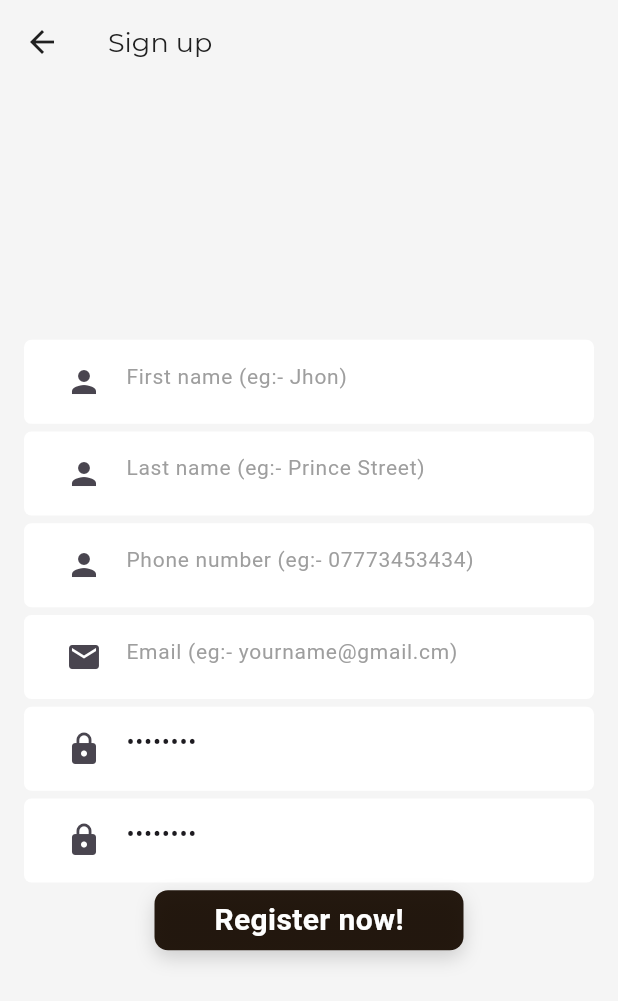
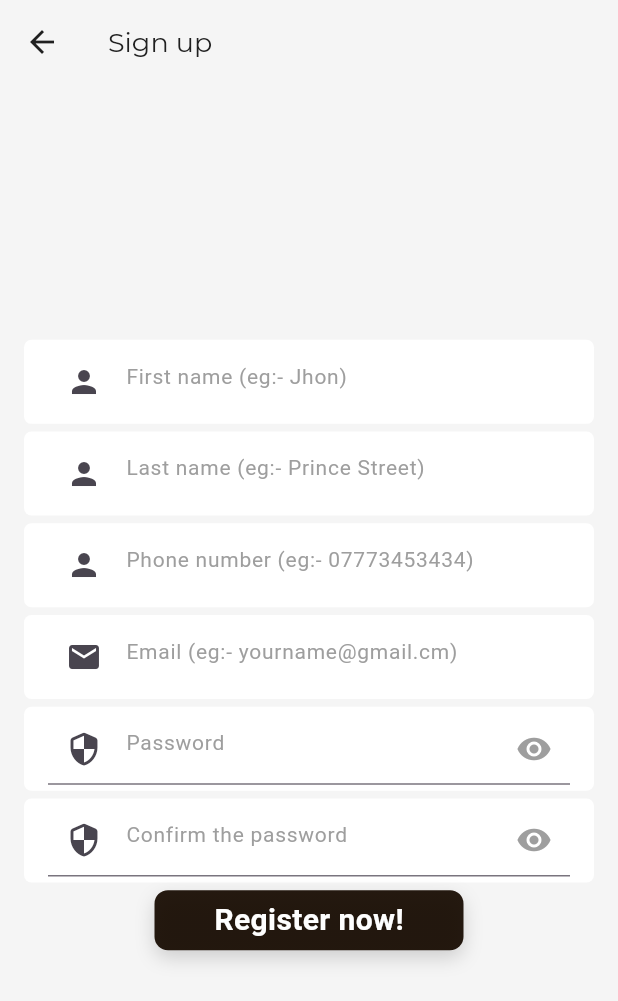
Before and after one commit to ammarisme/flutter_kiosk, a Flutter app: the screen it shows after launch, item 3 of the bottom bar chosen, after a tap on "Register Now.", on a phone screen of 412 x 824 dp. Shown: the top 1001 px of the screen. Run offline on Flutter 3.47's test engine with Material 3 defaults, Android fonts, the phone set to English and light mode, and no system bars; our stand-ins replace card_swiper, connectivity, dropdown_search, flutter_html, flutter_rating_bar, flutter_secure_storage and 5 more; missing offline and left inert: dart:ffi, flutter_wp_woocommerce, jwt_decode, rubber, webxpay_flutter_sdk; accounts and stored records are empty; network calls fail.

Commit message:
minor bug fixes

```diff
--- a/lib/models/user.dart
+++ b/lib/models/user.dart
@@ -73,6 +73,13 @@ class BillingInfo extends Info {
 
 class ShippingInfo extends Info {
 
+  String address_1;
+  String address_2;
+
+ ShippingInfo({
+  required this.address_1,
+    required this.address_2,
+  });
 }
 
 class Info {
--- a/lib/screens/auth/login_page.dart
+++ b/lib/screens/auth/login_page.dart
@@ -8,17 +8,16 @@ import 'package:provider/provider.dart';
 import 'package:fluttertoast/fluttertoast.dart';
 
 class LoginPage extends StatelessWidget {
-  TextEditingController username =
-  TextEditingController(text: '');
-  TextEditingController password = TextEditingController(text: ''); //Eha&uDuy*4hoTTCXYwMCfDF(
+  TextEditingController username = TextEditingController(text: '');
+  TextEditingController password =
+      TextEditingController(text: ''); //Eha&uDuy*4hoTTCXYwMCfDF(
 
   @override
   Widget build(BuildContext context) {
     UserNotifier userNotifier =
         Provider.of<UserNotifier>(context, listen: false);
-    userNotifier.checkIfLogged().then((logged_in) => {
-        print("user is logged in : "+ logged_in.toString())
-      });
+    userNotifier.checkIfLogged().then(
+        (logged_in) => {print("user is logged in : " + logged_in.toString())});
 
     Widget subTitle = Padding(
         padding: const EdgeInsets.only(right: 10.0),
@@ -36,13 +35,16 @@ class LoginPage extends StatelessWidget {
         onTap: () {
           //TODO: login
           String username = Utils.cleanMobileNumber(this.username.text);
-          UserNotifier userNotifier = Provider.of<UserNotifier>(context, listen: false);
-          userNotifier.login(username,this.password.text).then((response)
-          {if (response.status == true){
+          UserNotifier userNotifier =
+              Provider.of<UserNotifier>(context, listen: false);
+          userNotifier.login(username, this.password.text).then((response) {
+            if (response.status == true) {
               Utils.showToast("Welcome!", ToastType.done_success);
               print(response.status);
             } else {
-            Utils.showToast("Login failed : "+ (response.error_message as String), ToastType.done_error);
+              Utils.showToast(
+                  "Login failed : " + (response.error_message as String),
+                  ToastType.done_error);
               print(response.status);
             }
           });
@@ -88,26 +90,24 @@ class LoginPage extends StatelessWidget {
               mainAxisAlignment: MainAxisAlignment.start,
               children: <Widget>[
                 Padding(
-                  padding: const EdgeInsets.only(top: 8.0),
-                  child:
-                    Row(children:
-                    [
-                      Expanded(child:TextField(
+                  padding: EdgeInsets.only(right:16,left: 16.0, top: 4.0, bottom: 4.0),
+                  child: Row(children: [
+                    Expanded(
+                        child: TextField(
                             controller: username,
                             style: TextStyle(fontSize: 16.0),
                             decoration: InputDecoration(
-                hintText: 'Username',
-                prefixIcon: Icon(Icons.person), // Icon before the input
-              )
-                  ) )
+                              hintText: 'Mobile number',
+                              prefixIcon:
+                                  Icon(Icons.person), // Icon before the input
+                            )))
                   ]),
                 ),
-                Padding(
-                  padding: const EdgeInsets.only(top: 8.0),
-                  child:   Row(children:
-                    [
-                      Expanded(child:PasswordTextField(passwordController: password))]))
-              ,
+                Row(children: [
+                      Expanded(
+                          child:
+                              PasswordTextField(passwordController: password, placeholder_text: "Password",))
+                    ]),
                 loginButton
               ],
             ),
@@ -155,10 +155,9 @@ Padding(
             ),
           )),
       GestureDetector(
-          onTap: ((){
-            Navigator.of(context).push(MaterialPageRoute(
-                                    builder: (_) =>
-                                        RegisterPage()));
+          onTap: (() {
+            Navigator.of(context)
+                .push(MaterialPageRoute(builder: (_) => RegisterPage()));
           }),
           child: Padding(
               padding: const EdgeInsets.only(right: 10.0),
@@ -168,29 +167,22 @@ Padding(
                     color: LINK_TEXT_COLOR_1,
                     fontSize: 16.0,
                     backgroundColor: Colors.grey.shade100,
-            fontWeight: FontWeight.bold
-          ),
-        ))
-        ),
-
+                    fontWeight: FontWeight.bold),
+              ))),
     ]);
 
-
     return Scaffold(
-
       body: Stack(
         children: <Widget>[
-
           Container(
             decoration: BoxDecoration(
-                image: DecorationImage(image: AssetImage('assets/background.jpg'),
-                    fit: BoxFit.cover)
-            ),
+                image: DecorationImage(
+                    image: AssetImage('assets/background.jpg'),
+                    fit: BoxFit.cover)),
           ),
           Container(
             decoration: BoxDecoration(
               color: PAGE_BACKGROUND_COLOR,
-
             ),
           ),
           Padding(
@@ -200,7 +192,7 @@ Padding(
               children: <Widget>[
                 Spacer(flex: 3),
                 WelcomeBack(),
-                Spacer(flex:3),
+                Spacer(flex: 3),
                 subTitle,
                 Spacer(flex: 1),
                 loginForm,
@@ -217,10 +209,11 @@ Padding(
   }
 }
 
-
 class PasswordTextField extends StatefulWidget {
   TextEditingController passwordController;
-  PasswordTextField({required this.passwordController});
+  final String placeholder_text;
+  PasswordTextField({required this.passwordController,
+  required this.placeholder_text});
 
   @override
   _PasswordTextFieldState createState() => _PasswordTextFieldState();
@@ -231,12 +224,20 @@ class _PasswordTextFieldState extends State<PasswordTextField> {
 
   @override
   Widget build(BuildContext context) {
-    return TextField(
+    return Container(
+        padding: EdgeInsets.only(right:16,left: 16.0, top: 4.0, bottom: 4.0),
+        decoration: BoxDecoration(
+          borderRadius: BorderRadius.all(Radius.circular(5)),
+          color: Colors.white,
+        ),
+        child: TextField(
           controller: widget.passwordController,
           style: TextStyle(fontSize: 16.0),
           obscureText: !isPasswordVisible,
           decoration: InputDecoration(
-        hintText: 'Password',
+            hintText: widget.placeholder_text,
+                        hintStyle: TextStyle(color: Colors.grey, fontSize: 14),
+
             prefixIcon: Icon(Icons.security_rounded), // Icon before the input
             suffixIcon: GestureDetector(
               onTap: () {
@@ -250,13 +251,11 @@ class _PasswordTextFieldState extends State<PasswordTextField> {
               ),
             ),
           ),
-    );
+        ));
   }
 }
 
-
 class WelcomeBack extends StatelessWidget {
-
   @override
   Widget build(BuildContext context) {
     UserNotifier userNotifier = Provider.of<UserNotifier>(context);
@@ -266,10 +265,10 @@ class WelcomeBack extends StatelessWidget {
         future: userNotifier.getLastLoggedInUser(),
         builder: (context, snapshot) {
           if (snapshot.data != "") {
-            return    Text(
+            return Text(
               'Welcome Back ${snapshot.data},',
               style: TextStyle(
-          color:CONTENT_TEXT_COLOR_1,
+                  color: CONTENT_TEXT_COLOR_1,
                   fontSize: 34.0,
                   fontWeight: FontWeight.bold,
                   shadows: [
@@ -280,7 +279,6 @@ class WelcomeBack extends StatelessWidget {
                     )
                   ]),
             );
-
           } else {
             // After reading from storage, use the data to build your widget
             return Text(
--- a/lib/screens/auth/register_page.dart
+++ b/lib/screens/auth/register_page.dart
@@ -10,6 +10,7 @@ import 'package:ecommerce_int2/models/user.dart';
 import 'package:ecommerce_int2/screens/address/address_form.dart';
 import 'package:ecommerce_int2/screens/address/select_shipping_and_payment_methods.dart';
 import 'package:ecommerce_int2/screens/auth/confirm_otp_page.dart';
+import 'package:ecommerce_int2/screens/auth/login_page.dart';
 import 'package:ecommerce_int2/screens/components/ui_components.dart';
 import 'package:ecommerce_int2/screens/main/main_page.dart';
 import 'package:ecommerce_int2/screens/profile_page.dart';
@@ -77,6 +78,17 @@ class _RegistrationFormState extends State<RegistrationForm> {
   String? selectedCity;
   bool shippingAndBillingInfoAreSane = true;
 
+  TextEditingController txtControllerfirstName = TextEditingController();
+  TextEditingController txtControllerLastName = TextEditingController();
+  TextEditingController txtControllerPhoneNumber = TextEditingController();
+  TextEditingController txtControllerEmail = TextEditingController();
+  TextEditingController txtControllerAddress1 = TextEditingController();
+  TextEditingController txtControllerAddress2 = TextEditingController();
+    TextEditingController password1Controller = TextEditingController();
+  TextEditingController password2Controller = TextEditingController();
+
+
+
   @override
   void initState() {
     super.initState();
@@ -106,7 +118,11 @@ class _RegistrationFormState extends State<RegistrationForm> {
                   postcode: '',
                   country: '',
                   state: ''),
-              shipping_info: ShippingInfo(),
+              shipping_info: ShippingInfo(
+
+                  address_1: '',
+                  address_2: '',
+                 ),
               avatar_url: '',
               phone_number: '');
         }
@@ -130,77 +146,62 @@ class _RegistrationFormState extends State<RegistrationForm> {
               crossAxisAlignment: CrossAxisAlignment.start,
               children: <Widget>[
                 CustomTextField(
+                                                      textEditingController : txtControllerfirstName,
                   key: _formKey,
                   fieldType: TextFieldType.text,
                   placeholder_text: 'First name (eg:- Jhon)',
                   onChange: (value) {
-                    setState(() {
-                      this.user!.first_name = value;
-                    });
+
                   },
                   icon: Icon(Icons.person),
                   defaultValue: user!.first_name,
                 ),
                 CustomTextField(
+                  textEditingController : txtControllerLastName,
                   fieldType: TextFieldType.text,
                   placeholder_text: 'Last name (eg:- Prince Street)',
                   onChange: (value) => {
-                    setState(() {
-                      this.user!.last_name = value;
-                    })
+
                   },
                   icon: Icon(Icons.person),
                   defaultValue: user!.last_name,
                 ),
                 CustomTextField(
+                  textEditingController : txtControllerPhoneNumber,
                   fieldType: TextFieldType.text,
                   placeholder_text: 'Phone number (eg:- 07773453434)',
                   onChange: (value) => {
-                    setState(() {
-                      this.user!.phone_number = Utils.cleanMobileNumber(value);
-                    })
+
                   },
                   icon: Icon(Icons.person),
                   defaultValue: user!.phone_number,
                 ),
                 CustomTextField(
+                  textEditingController : txtControllerEmail,
                   fieldType: TextFieldType.text,
                   placeholder_text: 'Email (eg:- yourname@gmail.cm)',
                   onChange: (value) => {
-                    setState(() {
-                      this.user!.email = value;
-                    })
+
                   },
                   icon: Icon(Icons.email),
                   defaultValue: user!.email,
                 ),
-                CustomTextField(
-                  fieldType: TextFieldType.password,
-                  placeholder_text: 'Password',
-                  onChange: (value) => {
-                    setState(() {
-                      this.user!.password = value;
-                    })
-                  },
-                  icon: Icon(Icons.lock),
-                  defaultValue: user!.password,
-                ),
-                CustomTextField(
-                  fieldType: TextFieldType.password,
-                  placeholder_text: 'Confirm your password',
-                  onChange: (value) => {
-                    setState(() {
-                      this.user!.password2 = value;
-                    })
-                  },
-                  icon: Icon(Icons.lock),
-                  defaultValue: user!.password2,
-                ),
+                PasswordTextField(passwordController: password1Controller, placeholder_text: "Password",),
+                PasswordTextField(passwordController: password2Controller, placeholder_text: "Confirm the password",),
                 Center(
                     child: ActionButton(
                         buttonType: ButtonType.enabled_default,
                         buttonText: 'Register now!',
                         onTap: () {
+                           this.user!.first_name = txtControllerfirstName.text;
+                          this.user!.last_name = txtControllerLastName.text;
+                          this.user!.phone_number = Utils.cleanMobileNumber(txtControllerPhoneNumber.text);
+                          this.user!.email = txtControllerEmail.text;
+                          this.user!.shipping_info.address_1 = txtControllerAddress1.text;
+                          this.user!.shipping_info.address_2 = txtControllerAddress2.text;
+                          this.user!.password = password1Controller.text;
+                          this.user!.password2 = password2Controller.text;
+
                           ValidationResult valResult =
                               validate(this.user as User);
                           if (valResult.status == false) {
--- a/lib/screens/components/ui_components.dart
+++ b/lib/screens/components/ui_components.dart
@@ -72,7 +72,7 @@ class SearchableDropDown extends StatelessWidget {
   }
 }
 
-class CustomTextField extends StatefulWidget {
+class CustomTextField extends StatelessWidget {
   final String placeholder_text;
   final void Function(String)? onChange;
   final Icon icon;
@@ -87,25 +87,16 @@ class CustomTextField extends StatefulWidget {
       required this.onChange,
       required this.icon,
       required this.defaultValue,
-      required this.fieldType})
+      required this.fieldType,
+      required this.textEditingController})
       : super(key: key);
   @override
-  _CustomTextFieldState createState() => _CustomTextFieldState();
-}
-
-class _CustomTextFieldState extends State<CustomTextField> {
-  @override
-  void initState() {
-    super.initState();
-    // Make API call here
-    widget.textEditingController.text = widget.defaultValue;
-  }
 
   Widget build(BuildContext context) {
-    widget.textEditingController.text = widget.defaultValue;
-    widget.textEditingController
+    textEditingController.text = defaultValue;
+    textEditingController
       ..selection = TextSelection.fromPosition(
-          TextPosition(offset: widget.textEditingController.text.length));
+          TextPosition(offset: textEditingController.text.length));
 
     return Container(
       padding: EdgeInsets.only(left: 16.0, top: 4.0, bottom: 4.0),
@@ -114,16 +105,16 @@ class _CustomTextFieldState extends State<CustomTextField> {
         color: Colors.white,
       ),
       child: TextField(
-        enabled: widget.fieldType != TextFieldType.disabled,
-        key: widget.key,
-        obscureText: widget.fieldType == TextFieldType.password,
-        controller: widget.textEditingController,
+        enabled: fieldType != TextFieldType.disabled,
+        key: key,
+        obscureText: fieldType == TextFieldType.password,
+        controller: textEditingController,
         decoration: InputDecoration(
             border: InputBorder.none,
-            hintText: widget.placeholder_text,
+            hintText: placeholder_text,
             hintStyle: TextStyle(color: Colors.grey, fontSize: 14),
-            prefixIcon: widget.icon),
-        onChanged: widget.onChange, // Icon before the input
+            prefixIcon: icon),
+        onChanged: onChange, // Icon before the input
       ),
     );
   }
```
Also changed, not shown: lib/screens/address/address_form.dart (+37 -20 lines), lib/models/user.g.dart, 1 other file. Lines whose indentation alone changed are shown as unchanged.
